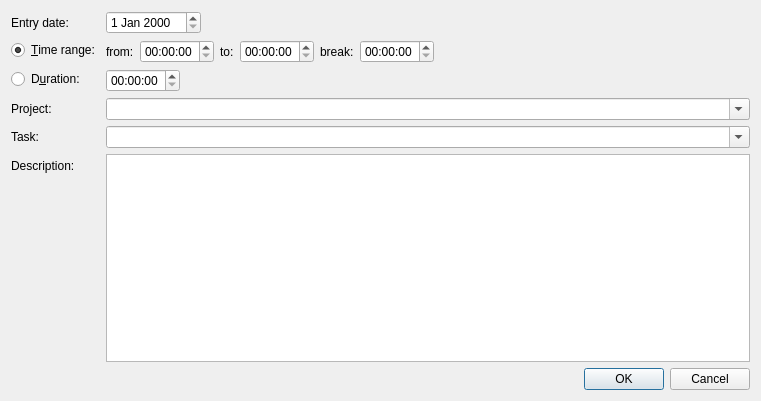
First picture: the form in src/worklog/ui/widget/entrydialog.ui, repository anetczuk/work-log, before the edit.
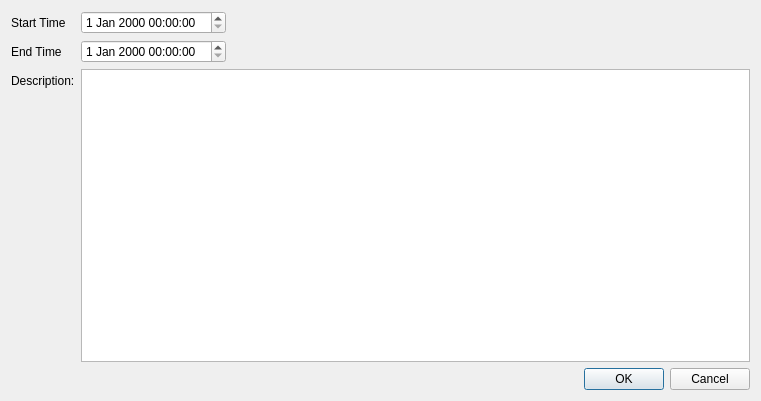
Second picture: the form after the edit.

Patch:
```diff
--- a/src/worklog/ui/widget/entrydialog.ui
+++ b/src/worklog/ui/widget/entrydialog.ui
@@ -19,118 +19,14 @@
      <item row="0" column="0">
       <widget class="QLabel" name="label">
        <property name="text">
-        <string>Entry date:</string>
-       </property>
-      </widget>
-     </item>
-     <item row="1" column="0">
-      <widget class="QRadioButton" name="timeRangeRB">
-       <property name="text">
-        <string>&amp;Time range:</string>
-       </property>
-       <property name="checked">
-        <bool>true</bool>
-       </property>
-       <attribute name="buttonGroup">
-        <string notr="true">buttonGroup</string>
-       </attribute>
-      </widget>
-     </item>
-     <item row="2" column="0">
-      <widget class="QRadioButton" name="durationRB">
-       <property name="text">
-        <string>D&amp;uration:</string>
-       </property>
-       <attribute name="buttonGroup">
-        <string notr="true">buttonGroup</string>
-       </attribute>
-      </widget>
-     </item>
-     <item row="1" column="1">
-      <layout class="QHBoxLayout" name="horizontalLayout">
-       <item>
-        <widget class="QLabel" name="label_2">
-         <property name="text">
-          <string>from:</string>
-         </property>
-        </widget>
-       </item>
-       <item>
-        <widget class="QTimeEdit" name="fromTE"/>
-       </item>
-       <item>
-        <widget class="QLabel" name="label_3">
-         <property name="text">
-          <string>to:</string>
-         </property>
-        </widget>
-       </item>
-       <item>
-        <widget class="QTimeEdit" name="toTE"/>
-       </item>
-       <item>
-        <widget class="QLabel" name="label_4">
-         <property name="text">
-          <string>break:</string>
-         </property>
-        </widget>
-       </item>
-       <item>
-        <widget class="QTimeEdit" name="breakTE"/>
-       </item>
-       <item>
-        <spacer name="horizontalSpacer">
-         <property name="orientation">
-          <enum>Qt::Horizontal</enum>
-         </property>
-         <property name="sizeHint" stdset="0">
-          <size>
-           <width>40</width>
-           <height>20</height>
-          </size>
-         </property>
-        </spacer>
-       </item>
-      </layout>
-     </item>
-     <item row="2" column="1">
-      <layout class="QHBoxLayout" name="horizontalLayout_2">
-       <item>
-        <widget class="QTimeEdit" name="durationTE"/>
-       </item>
-       <item>
-        <spacer name="horizontalSpacer_2">
-         <property name="orientation">
-          <enum>Qt::Horizontal</enum>
-         </property>
-         <property name="sizeHint" stdset="0">
-          <size>
-           <width>40</width>
-           <height>20</height>
-          </size>
-         </property>
-        </spacer>
-       </item>
-      </layout>
-     </item>
-     <item row="3" column="0">
-      <widget class="QLabel" name="label_5">
-       <property name="text">
-        <string>Project:</string>
-       </property>
-      </widget>
-     </item>
-     <item row="4" column="0">
-      <widget class="QLabel" name="label_6">
-       <property name="text">
-        <string>Task:</string>
+        <string>Start Time</string>
        </property>
       </widget>
      </item>
      <item row="0" column="1">
       <layout class="QHBoxLayout" name="horizontalLayout_3">
        <item>
-        <widget class="QDateEdit" name="entryDateDE"/>
+        <widget class="QDateTimeEdit" name="startDTE"/>
        </item>
        <item>
         <spacer name="horizontalSpacer_3">
@@ -147,27 +43,40 @@
        </item>
       </layout>
      </item>
-     <item row="5" column="0">
+     <item row="1" column="1">
+      <layout class="QHBoxLayout" name="horizontalLayout_2">
+       <item>
+        <widget class="QDateTimeEdit" name="endDTE"/>
+       </item>
+       <item>
+        <spacer name="horizontalSpacer_2">
+         <property name="orientation">
+          <enum>Qt::Horizontal</enum>
+         </property>
+         <property name="sizeHint" stdset="0">
+          <size>
+           <width>40</width>
+           <height>20</height>
+          </size>
+         </property>
+        </spacer>
+       </item>
+      </layout>
+     </item>
+     <item row="2" column="0">
       <widget class="QLabel" name="label_7">
        <property name="text">
         <string>Description:</string>
        </property>
       </widget>
      </item>
-     <item row="5" column="1">
+     <item row="2" column="1">
       <widget class="QTextEdit" name="descriptionTE"/>
      </item>
-     <item row="3" column="1">
-      <widget class="QComboBox" name="projectCB">
-       <property name="editable">
-        <bool>true</bool>
-       </property>
-      </widget>
-     </item>
-     <item row="4" column="1">
-      <widget class="QComboBox" name="taskCB">
-       <property name="editable">
-        <bool>true</bool>
+     <item row="1" column="0">
+      <widget class="QLabel" name="label_2">
+       <property name="text">
+        <string>End Time</string>
        </property>
       </widget>
      </item>
```
Left out of the diff: 3 changed lines with no effect on the pictures.
